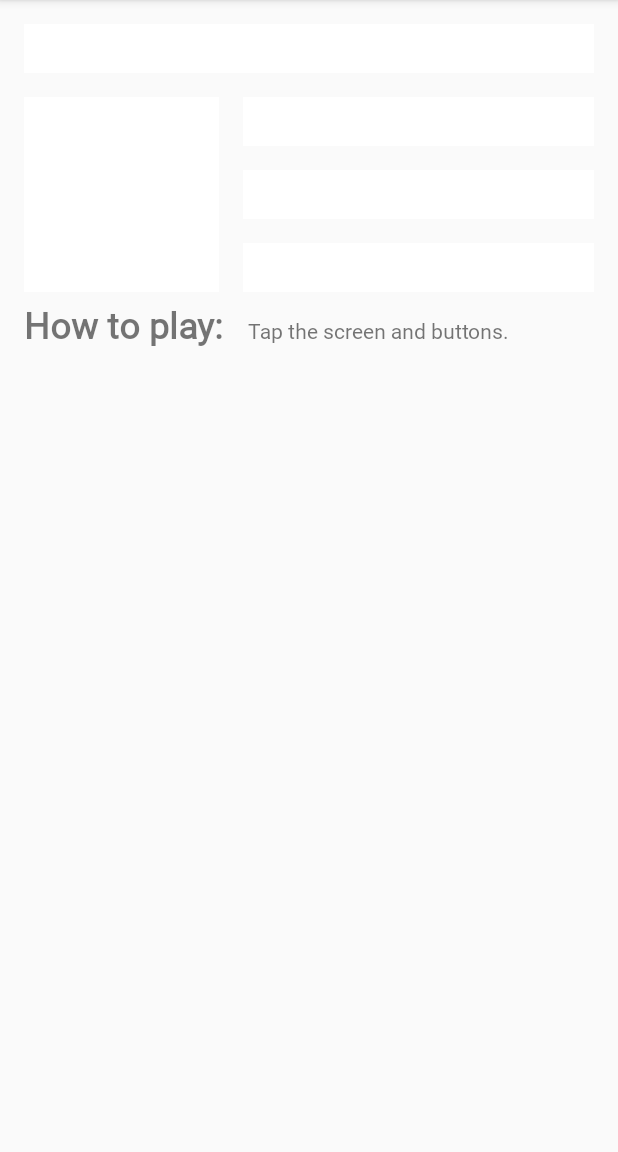
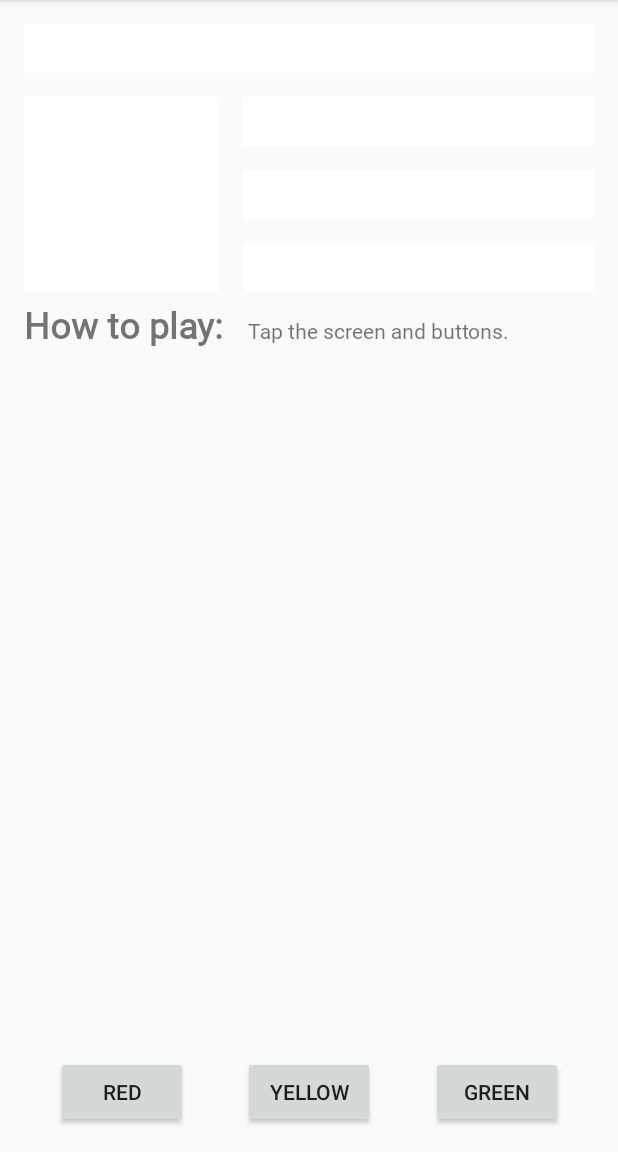
Before and after one commit to Kanlaya0709/ColorMyViews, an Android app: the screen it shows after launch (MainActivity), on a phone screen of 412 x 824 dp, the part 84-1236 px from its top. Run offline under Robolectric (Android 15) with nearby library versions, the phone set to English and light mode, and no system bars.

Commit message:
Add click handlers to the buttons

```diff
--- a/app/src/main/java/buu/imformatics59160539/colormyviews/MainActivity.kt
+++ b/app/src/main/java/buu/imformatics59160539/colormyviews/MainActivity.kt
@@ -5,6 +5,7 @@ import androidx.appcompat.app.AppCompatActivity
 import android.os.Bundle
 import android.view.View
 import android.widget.TextView
+import kotlinx.android.synthetic.main.activity_main.*
 
 class MainActivity : AppCompatActivity() {
 
@@ -22,6 +23,13 @@ class MainActivity : AppCompatActivity() {
             R.id.box_three_text -> view.setBackgroundColor(Color.BLUE)
             R.id.box_four_text -> view.setBackgroundColor(Color.MAGENTA)
             R.id.box_five_text -> view.setBackgroundColor(Color.BLUE)
+
+            // Boxes using custom colors for background
+            R.id.red_button -> box_three_text.setBackgroundResource(R.color.my_red)
+            R.id.yellow_button -> box_four_text.setBackgroundResource(R.color.my_yellow)
+            R.id.green_button -> box_five_text.setBackgroundResource(R.color.my_green)
+
+
             else -> view.setBackgroundColor(Color.LTGRAY)
         }
     }
@@ -35,12 +43,18 @@ class MainActivity : AppCompatActivity() {
 
         val rootConstraintLayout = findViewById<View>(R.id.constraint_layout)
 
+        val redButton = findViewById<TextView>(R.id.red_button)
+        val greenButton = findViewById<TextView>(R.id.green_button)
+        val yellowButton = findViewById<TextView>(R.id.yellow_button)
+
         val clickableViews: List<View> =
             listOf(
                 boxOneText, boxTwoText, boxThreeText,
-                boxFourText, boxFiveText, rootConstraintLayout)
+                boxFourText, boxFiveText, rootConstraintLayout,redButton,greenButton,yellowButton)
         for (item in clickableViews) {
             item.setOnClickListener { makeColored(it)}
             }
+
+
     }
 }
--- a/app/src/main/res/layout/activity_main.xml
+++ b/app/src/main/res/layout/activity_main.xml
@@ -70,5 +70,30 @@
             app:layout_constraintEnd_toEndOf="parent" android:layout_marginEnd="16dp"
             android:layout_marginTop="16dp"
             app:layout_constraintTop_toBottomOf="@+id/box_two_text"/>
+    <Button
+            android:text="@string/button_red"
+            android:layout_width="wrap_content"
+            android:layout_height="wrap_content"
+            android:id="@+id/red_button"
+            app:layout_constraintBaseline_toBaselineOf="@+id/yellow_button"
+            app:layout_constraintStart_toStartOf="parent" app:layout_constraintHorizontal_bias="0.5"
+            app:layout_constraintEnd_toStartOf="@+id/yellow_button"/>
+    <Button
+            android:text="@string/button_yellow"
+            android:layout_width="wrap_content"
+            android:layout_height="wrap_content"
+            android:id="@+id/yellow_button"
+            app:layout_constraintStart_toEndOf="@+id/red_button" app:layout_constraintHorizontal_bias="0.5"
+            app:layout_constraintEnd_toStartOf="@+id/green_button" android:layout_marginTop="16dp"
+            app:layout_constraintTop_toBottomOf="@+id/info_text" android:layout_marginBottom="16dp"
+            app:layout_constraintBottom_toBottomOf="parent" app:layout_constraintVertical_bias="1.0"/>
+    <Button
+            android:text="@string/button_green"
+            android:layout_width="wrap_content"
+            android:layout_height="wrap_content"
+            android:id="@+id/green_button"
+            app:layout_constraintBaseline_toBaselineOf="@+id/yellow_button"
+            app:layout_constraintStart_toEndOf="@+id/yellow_button" app:layout_constraintHorizontal_bias="0.5"
+            app:layout_constraintEnd_toEndOf="parent"/>
 
 </androidx.constraintlayout.widget.ConstraintLayout>
--- a/app/src/main/res/values/colors.xml
+++ b/app/src/main/res/values/colors.xml
@@ -3,4 +3,7 @@
     <color name="colorPrimary">#008577</color>
     <color name="colorPrimaryDark">#00574B</color>
     <color name="colorAccent">#D81B60</color>
+    <color name="my_green">#12C700</color>
+    <color name="my_red">#E54304</color>
+    <color name="my_yellow">#FFC107</color>
 </resources>
--- a/app/src/main/res/values/strings.xml
+++ b/app/src/main/res/values/strings.xml
@@ -7,4 +7,7 @@
     <string name="box_five">Box Five</string>
     <string name="how_to_play">How to play:</string>
     <string name="tap_the_boxes_and_buttons">Tap the screen and buttons.</string>
+    <string name="button_red">RED</string>
+    <string name="button_yellow">YELLOW</string>
+    <string name="button_green">GREEN</string>
 </resources>
```
